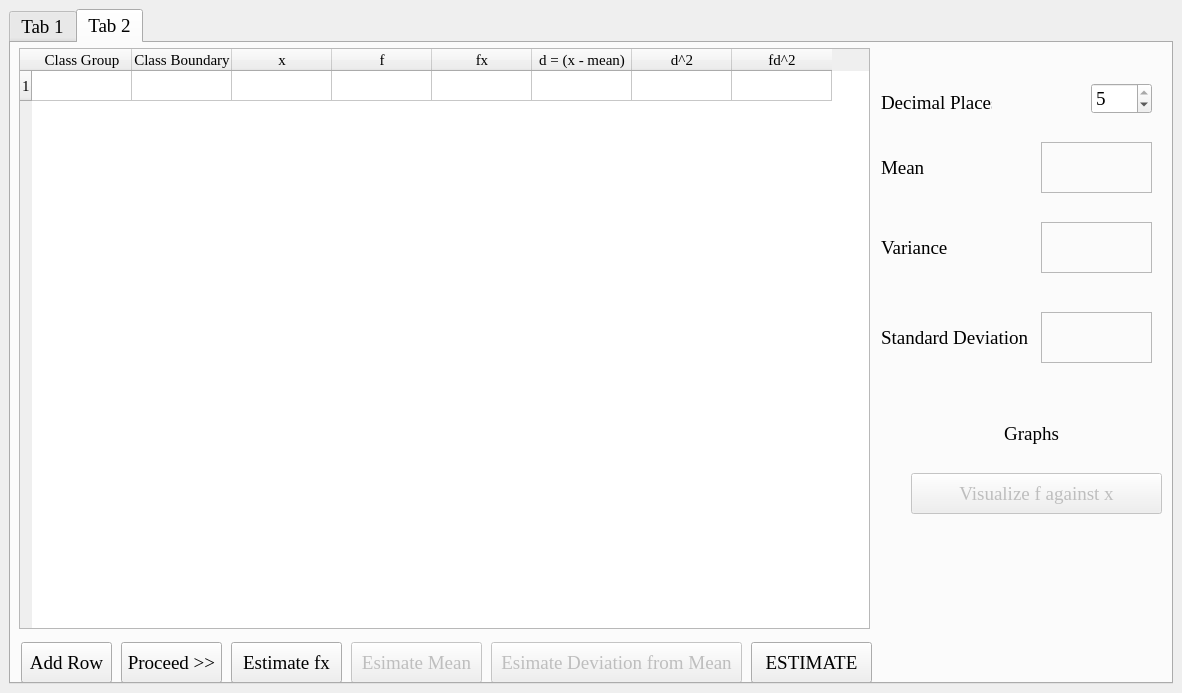
edeniyanda/Stats-Me, file StatsMEUI.ui: the form before one commit.
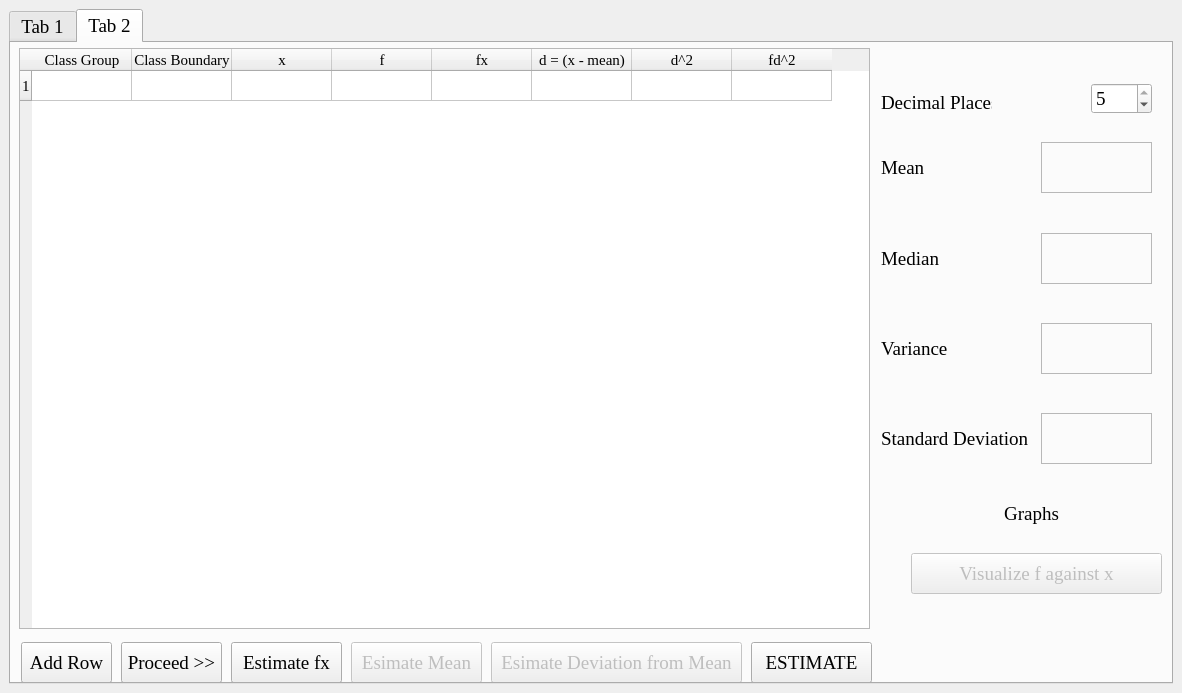
The form after the commit. Icons and pictures are not drawn.

Commit message: Update Application to Estimate Median

Patch:
```diff
--- a/StatsMEUI.ui
+++ b/StatsMEUI.ui
@@ -209,7 +209,7 @@
         <property name="geometry">
          <rect>
           <x>1030</x>
-          <y>179</y>
+          <y>280</y>
           <width>111</width>
           <height>51</height>
          </rect>
@@ -232,7 +232,7 @@
         <property name="geometry">
          <rect>
           <x>1030</x>
-          <y>269</y>
+          <y>370</y>
           <width>111</width>
           <height>51</height>
          </rect>
@@ -268,7 +268,7 @@
         <property name="geometry">
          <rect>
           <x>870</x>
-          <y>189</y>
+          <y>290</y>
           <width>151</width>
           <height>31</height>
          </rect>
@@ -358,7 +358,7 @@
         <property name="geometry">
          <rect>
           <x>870</x>
-          <y>279</y>
+          <y>380</y>
           <width>151</width>
           <height>31</height>
          </rect>
@@ -397,7 +397,7 @@
         <property name="geometry">
          <rect>
           <x>960</x>
-          <y>370</y>
+          <y>450</y>
           <width>121</width>
           <height>41</height>
          </rect>
@@ -416,7 +416,7 @@
         <property name="geometry">
          <rect>
           <x>900</x>
-          <y>430</y>
+          <y>510</y>
           <width>251</width>
           <height>41</height>
          </rect>
@@ -425,6 +425,42 @@
          <string>Visualize f against x</string>
         </property>
        </widget>
+       <widget class="QLabel" name="label_8">
+        <property name="geometry">
+         <rect>
+          <x>870</x>
+          <y>200</y>
+          <width>151</width>
+          <height>31</height>
+         </rect>
+        </property>
+        <property name="text">
+         <string>Median</string>
+        </property>
+       </widget>
+       <widget class="QLabel" name="median_label">
+        <property name="geometry">
+         <rect>
+          <x>1030</x>
+          <y>190</y>
+          <width>111</width>
+          <height>51</height>
+         </rect>
+        </property>
+        <property name="font">
+         <font>
+          <pointsize>14</pointsize>
+          <weight>75</weight>
+          <bold>true</bold>
+         </font>
+        </property>
+        <property name="frameShape">
+         <enum>QFrame::StyledPanel</enum>
+        </property>
+        <property name="text">
+         <string/>
+        </property>
+       </widget>
       </widget>
      </widget>
     </item>
```
The commit also changes 1 other file.
